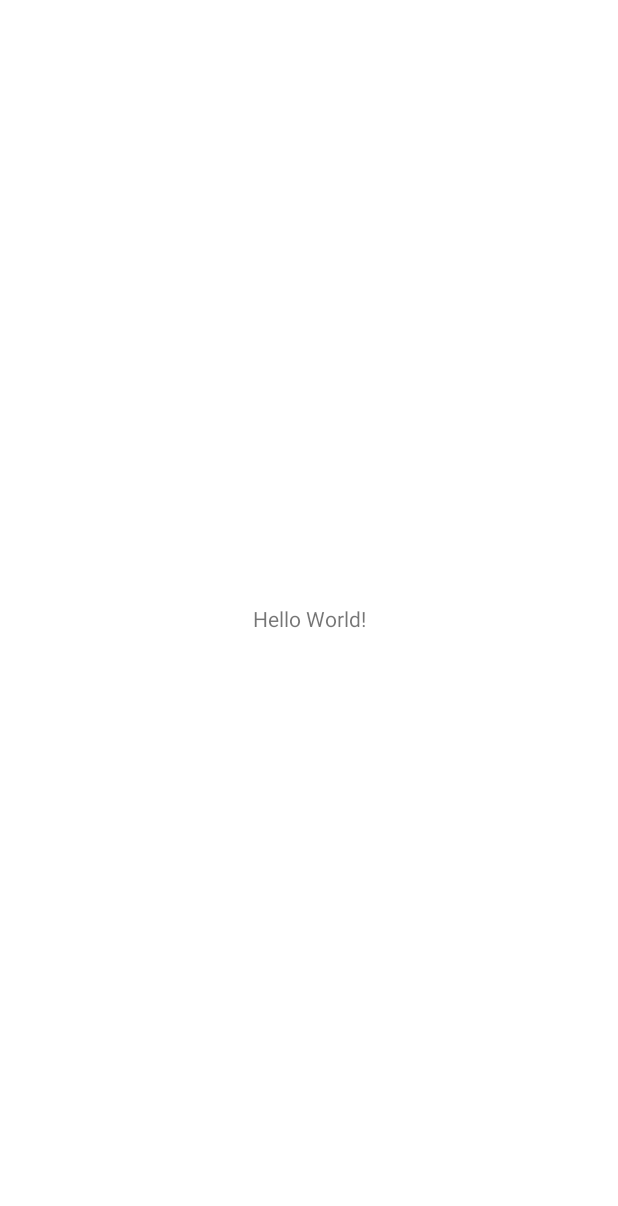
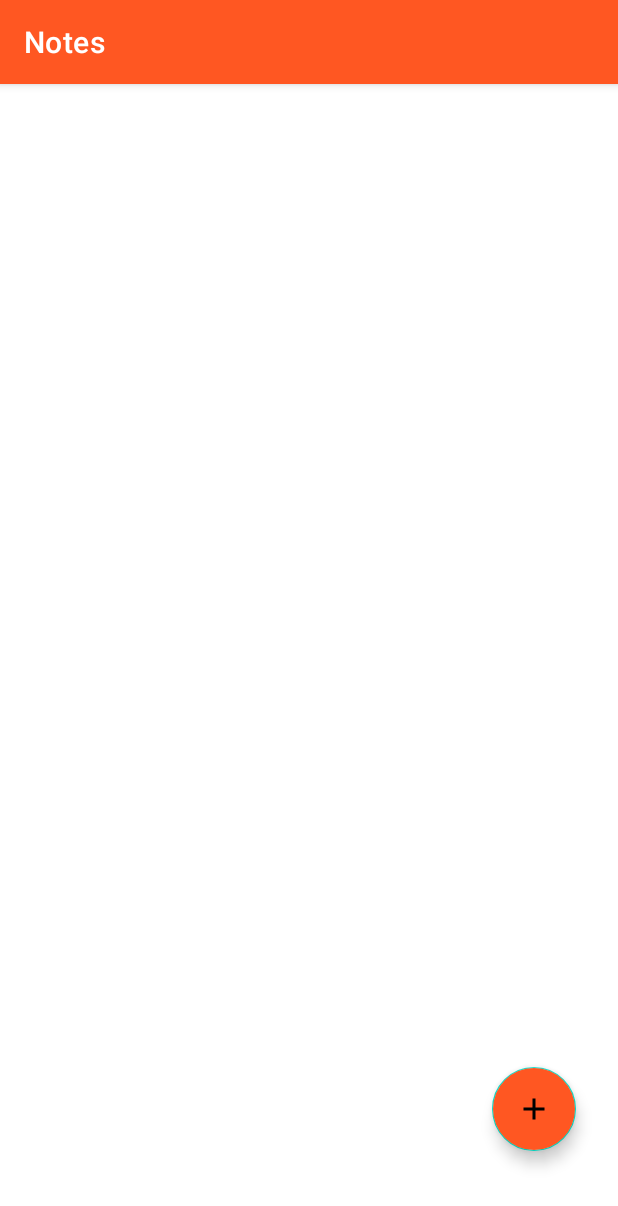
Before and after one commit to dolonk/Notes_App_using_MVVM, an Android app: the screen it shows after launch (MainActivity), on a phone screen of 412 x 824 dp. Before the commit the part shown is almost empty. Shown: the top 1206 px of the screen. Run offline under Robolectric (Android 15) with nearby library versions, the phone set to English and light mode, and no system bars.

Commit message:
Notes created Successfully

```diff
--- a/app/build.gradle
+++ b/app/build.gradle
@@ -14,6 +14,9 @@ android {
         versionName "1.0"
 
         testInstrumentationRunner "androidx.test.runner.AndroidJUnitRunner"
+    }
+    buildFeatures {
+        viewBinding true
     }
 
     buildTypes {
--- a/app/src/main/java/com/example/notes/Model/Ui/MainActivity.java
+++ b/app/src/main/java/com/example/notes/Model/Ui/MainActivity.java
@@ -2,15 +2,22 @@ package com.example.notes.Model.Ui;
 
 import androidx.appcompat.app.AppCompatActivity;
 
+import android.content.Intent;
 import android.os.Bundle;
 
 import com.example.notes.R;
+import com.google.android.material.floatingactionbutton.FloatingActionButton;
 
 public class MainActivity extends AppCompatActivity {
+    FloatingActionButton floatingActionButton;
 
     @Override
     protected void onCreate(Bundle savedInstanceState) {
         super.onCreate(savedInstanceState);
         setContentView(R.layout.activity_main);
+        floatingActionButton = findViewById(R.id.floatingActionButton);
+        floatingActionButton.setOnClickListener(v -> {
+            startActivity(new Intent(MainActivity.this,InsertNoteActivity.class));
+        });
     }
 }
--- a/app/src/main/java/com/example/notes/Model/Ui/SplashScreen.java
+++ b/app/src/main/java/com/example/notes/Model/Ui/SplashScreen.java
@@ -14,6 +14,7 @@ public class SplashScreen extends AppCompatActivity {
     protected void onCreate(Bundle savedInstanceState) {
         super.onCreate(savedInstanceState);
         setContentView(R.layout.activity_splash_screen);
+        getSupportActionBar().hide();
 
         new Handler().postDelayed(new Runnable() {
             @Override
--- a/app/src/main/java/com/example/notes/Services/Database/NotesDatabase.java
+++ b/app/src/main/java/com/example/notes/Services/Database/NotesDatabase.java
@@ -19,7 +19,7 @@ public abstract class NotesDatabase extends RoomDatabase {
     public static NotesDatabase getDatabaseInstance(Context context) {
         if (INSTANCE == null) {
             INSTANCE = Room.databaseBuilder(context.getApplicationContext(),
-                    NotesDatabase.class, "Notes_Database").build();
+                    NotesDatabase.class, "Notes_Database").allowMainThreadQueries().build();
         }
         return INSTANCE;
     }
--- a/app/src/main/java/com/example/notes/ViewModel/NotesViewModel.java
+++ b/app/src/main/java/com/example/notes/ViewModel/NotesViewModel.java
@@ -22,15 +22,15 @@ public class NotesViewModel extends AndroidViewModel {
         getAllNotes = repository.getAllNotes;
     }
 
-    void insertNote(Notes notes) {
+   public void insertNote(Notes notes) {
         repository.insertNotes(notes);
     }
 
-    void deleteNote(int id) {
+   public void deleteNote(int id) {
         repository.deleteNotes(id);
     }
 
-    void updateNote(Notes notes) {
+   public void updateNote(Notes notes) {
         repository.updateNotes(notes);
     }
 }
--- /dev/null
+++ b/app/src/main/res/drawable/green_shape.xml
@@ -0,0 +1,5 @@
+<?xml version="1.0" encoding="utf-8"?>
+<shape xmlns:android="http://schemas.android.com/apk/res/android"
+    android:shape="oval">
+    <solid android:color="@color/green" />
+</shape>
--- /dev/null
+++ b/app/src/main/res/drawable/ic_baseline_add_24.xml
@@ -0,0 +1,5 @@
+<vector android:height="24dp" android:tint="#000000"
+    android:viewportHeight="24" android:viewportWidth="24"
+    android:width="24dp" xmlns:android="http://schemas.android.com/apk/res/android">
+    <path android:fillColor="@android:color/white" android:pathData="M19,13h-6v6h-2v-6H5v-2h6V5h2v6h6v2z"/>
+</vector>
--- /dev/null
+++ b/app/src/main/res/drawable/ic_baseline_done_24.xml
@@ -0,0 +1,5 @@
+<vector android:height="24dp" android:tint="#000000"
+    android:viewportHeight="24" android:viewportWidth="24"
+    android:width="24dp" xmlns:android="http://schemas.android.com/apk/res/android">
+    <path android:fillColor="@android:color/white" android:pathData="M9,16.2L4.8,12l-1.4,1.4L9,19 21,7l-1.4,-1.4L9,16.2z"/>
+</vector>
--- /dev/null
+++ b/app/src/main/res/drawable/red_shape.xml
@@ -0,0 +1,5 @@
+<?xml version="1.0" encoding="utf-8"?>
+<shape xmlns:android="http://schemas.android.com/apk/res/android"
+    android:shape="oval">
+    <solid android:color="@color/red" />
+</shape>
--- /dev/null
+++ b/app/src/main/res/drawable/yellow_shape.xml
@@ -0,0 +1,5 @@
+<?xml version="1.0" encoding="utf-8"?>
+<shape xmlns:android="http://schemas.android.com/apk/res/android"
+    android:shape="oval">
+    <solid android:color="@color/yellow" />
+</shape>
--- a/app/src/main/res/layout/activity_main.xml
+++ b/app/src/main/res/layout/activity_main.xml
@@ -6,13 +6,31 @@
     android:layout_height="match_parent"
     tools:context=".Model.Ui.MainActivity">
 
-    <TextView
-        android:layout_width="wrap_content"
-        android:layout_height="wrap_content"
-        android:text="Hello World!"
+
+    <androidx.recyclerview.widget.RecyclerView
+        android:id="@+id/recyclerView"
+        android:layout_width="409dp"
+        android:layout_height="600dp"
+        android:layout_marginTop="8dp"
         app:layout_constraintBottom_toBottomOf="parent"
         app:layout_constraintEnd_toEndOf="parent"
         app:layout_constraintStart_toStartOf="parent"
-        app:layout_constraintTop_toTopOf="parent" />
+        app:layout_constraintTop_toTopOf="parent"
+        app:layout_constraintVertical_bias="0.015" />
 
+    <com.google.android.material.floatingactionbutton.FloatingActionButton
+        android:id="@+id/floatingActionButton"
+        android:layout_width="wrap_content"
+        android:layout_height="wrap_content"
+        android:layout_marginStart="300dp"
+        android:layout_marginTop="16dp"
+        android:layout_marginBottom="28dp"
+        android:clickable="true"
+        android:backgroundTint="@color/red"
+        app:layout_constraintBottom_toBottomOf="parent"
+        app:layout_constraintEnd_toEndOf="parent"
+        app:layout_constraintHorizontal_bias="0.5"
+        app:layout_constraintStart_toStartOf="parent"
+        app:layout_constraintTop_toBottomOf="@+id/recyclerView"
+        app:srcCompat="@drawable/ic_baseline_add_24" />
 </androidx.constraintlayout.widget.ConstraintLayout>
--- a/app/src/main/res/values/colors.xml
+++ b/app/src/main/res/values/colors.xml
@@ -11,6 +11,6 @@
     <color name="red">#FF5722</color>
     <color name="yellow">#FF9800</color>
     <color name="green">#4CAF50</color>
-    <color name="grey">#697169</color>
+    <color name="grey">#E8E8E8</color>
 
 </resources>
--- a/app/src/main/res/values/themes.xml
+++ b/app/src/main/res/values/themes.xml
@@ -1,6 +1,6 @@
 <resources xmlns:tools="http://schemas.android.com/tools">
     <!-- Base application theme. -->
-    <style name="Theme.Notes" parent="Theme.MaterialComponents.DayNight.NoActionBar">
+    <style name="Theme.Notes" parent="Theme.MaterialComponents.DayNight.DarkActionBar">
         <!-- Primary brand color. -->
         <item name="colorPrimary">@color/red</item>
         <item name="colorPrimaryVariant">@color/red</item>
```
Also changed, not shown: app/src/main/AndroidManifest.xml (+8 -1 lines), app/src/main/java/com/example/notes/Model/Ui/InsertNoteActivity.java (added, +46 -0 lines), app/src/main/res/drawable/edit_text_background.xml (added, +8 -0 lines), app/src/main/res/layout/activity_insert_note.xml (added, +137 -0 lines).
